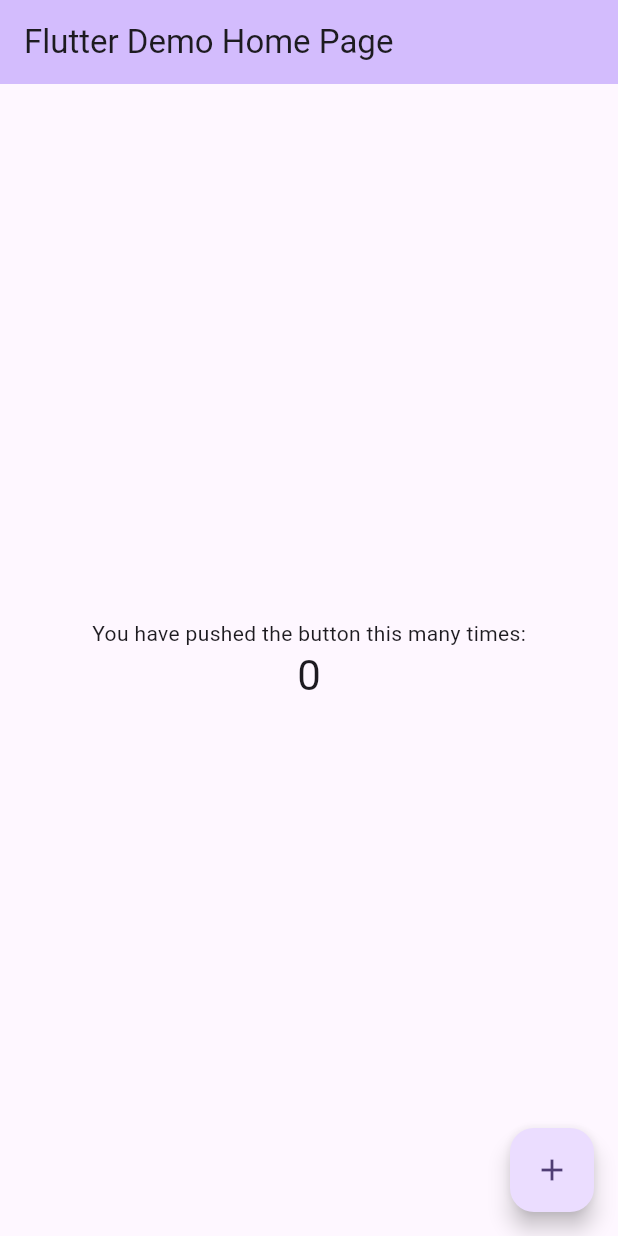
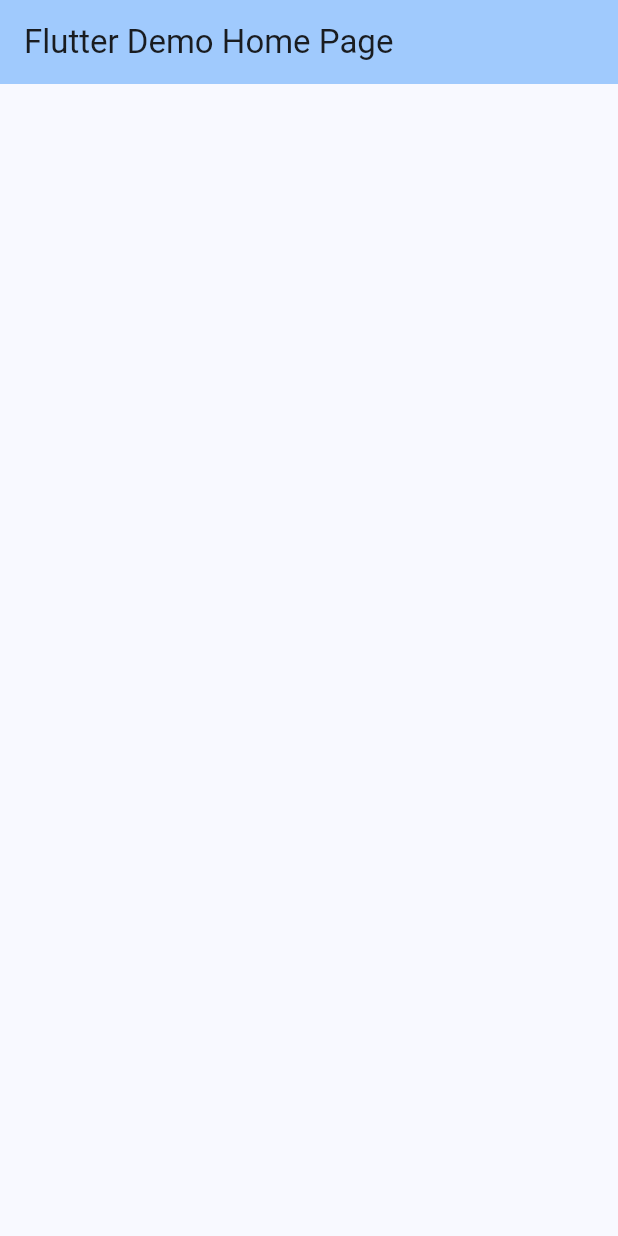
Before and after one commit to CyriacduChatenet/Todo-app-nest-flutter, a Flutter app: the screen it shows after launch, on a phone screen of 412 x 824 dp. Run offline on Flutter 3.47's test engine with Material 3 defaults, Android fonts, the phone set to English and light mode, and no system bars; our stand-ins replace flutter_dotenv.

Commit message:
feat(client): init home screen

```diff
--- a/client/lib/main.dart
+++ b/client/lib/main.dart
@@ -1,5 +1,7 @@
 import 'package:flutter/material.dart';
 import 'package:flutter_dotenv/flutter_dotenv.dart';
+
+import 'package:client/screens/home_screen.dart';
 
 void main() async {
   runApp(const MyApp());
@@ -9,119 +11,16 @@ void main() async {
 class MyApp extends StatelessWidget {
   const MyApp({super.key});
 
-  // This widget is the root of your application.
   @override
   Widget build(BuildContext context) {
     return MaterialApp(
       title: 'Flutter Demo',
+      debugShowCheckedModeBanner: false,
       theme: ThemeData(
-        // This is the theme of your application.
-        //
-        // TRY THIS: Try running your application with "flutter run". You'll see
-        // the application has a purple toolbar. Then, without quitting the app,
-        // try changing the seedColor in the colorScheme below to Colors.green
-        // and then invoke "hot reload" (save your changes or press the "hot
-        // reload" button in a Flutter-supported IDE, or press "r" if you used
-        // the command line to start the app).
-        //
-        // Notice that the counter didn't reset back to zero; the application
-        // state is not lost during the reload. To reset the state, use hot
-        // restart instead.
-        //
-        // This works for code too, not just values: Most code changes can be
-        // tested with just a hot reload.
-        colorScheme: ColorScheme.fromSeed(seedColor: Colors.deepPurple),
+        colorScheme: ColorScheme.fromSeed(seedColor: Colors.blue),
         useMaterial3: true,
       ),
-      home: const MyHomePage(title: 'Flutter Demo Home Page'),
+      home: const HomeScreen(),
     );
   }
 }
-
-class MyHomePage extends StatefulWidget {
-  const MyHomePage({super.key, required this.title});
-
-  // This widget is the home page of your application. It is stateful, meaning
-  // that it has a State object (defined below) that contains fields that affect
-  // how it looks.
-
-  // This class is the configuration for the state. It holds the values (in this
-  // case the title) provided by the parent (in this case the App widget) and
-  // used by the build method of the State. Fields in a Widget subclass are
-  // always marked "final".
-
-  final String title;
-
-  @override
-  State<MyHomePage> createState() => _MyHomePageState();
-}
-
-class _MyHomePageState extends State<MyHomePage> {
-  int _counter = 0;
-
-  void _incrementCounter() {
-    setState(() {
-      // This call to setState tells the Flutter framework that something has
-      // changed in this State, which causes it to rerun the build method below
-      // so that the display can reflect the updated values. If we changed
-      // _counter without calling setState(), then the build method would not be
-      // called again, and so nothing would appear to happen.
-      _counter++;
-    });
-  }
-
-  @override
-  Widget build(BuildContext context) {
-    // This method is rerun every time setState is called, for instance as done
-    // by the _incrementCounter method above.
-    //
-    // The Flutter framework has been optimized to make rerunning build methods
-    // fast, so that you can just rebuild anything that needs updating rather
-    // than having to individually change instances of widgets.
-    return Scaffold(
-      appBar: AppBar(
-        // TRY THIS: Try changing the color here to a specific color (to
-        // Colors.amber, perhaps?) and trigger a hot reload to see the AppBar
-        // change color while the other colors stay the same.
-        backgroundColor: Theme.of(context).colorScheme.inversePrimary,
-        // Here we take the value from the MyHomePage object that was created by
-        // the App.build method, and use it to set our appbar title.
-        title: Text(widget.title),
-      ),
-      body: Center(
-        // Center is a layout widget. It takes a single child and positions it
-        // in the middle of the parent.
-        child: Column(
-          // Column is also a layout widget. It takes a list of children and
-          // arranges them vertically. By default, it sizes itself to fit its
-          // children horizontally, and tries to be as tall as its parent.
-          //
-          // Column has various properties to control how it sizes itself and
-          // how it positions its children. Here we use mainAxisAlignment to
-          // center the children vertically; the main axis here is the vertical
-          // axis because Columns are vertical (the cross axis would be
-          // horizontal).
-          //
-          // TRY THIS: Invoke "debug painting" (choose the "Toggle Debug Paint"
-          // action in the IDE, or press "p" in the console), to see the
-          // wireframe for each widget.
-          mainAxisAlignment: MainAxisAlignment.center,
-          children: <Widget>[
-            const Text(
-              'You have pushed the button this many times:',
-            ),
-            Text(
-              '$_counter',
-              style: Theme.of(context).textTheme.headlineMedium,
-            ),
-          ],
-        ),
-      ),
-      floatingActionButton: FloatingActionButton(
-        onPressed: _incrementCounter,
-        tooltip: 'Increment',
-        child: const Icon(Icons.add),
-      ), // This trailing comma makes auto-formatting nicer for build methods.
-    );
-  }
-}
--- /dev/null
+++ b/client/lib/screens/home_screen.dart
@@ -0,0 +1,16 @@
+import 'package:flutter/material.dart';
+
+class HomeScreen extends StatelessWidget {
+  const HomeScreen({super.key});
+
+  @override
+  Widget build(BuildContext context) {
+    return Scaffold(
+      appBar: AppBar(
+        title: const Text('Flutter Demo Home Page'),
+        backgroundColor: Theme.of(context).colorScheme.inversePrimary,
+      ),
+      body: Container(),
+    );
+  }
+}
```
